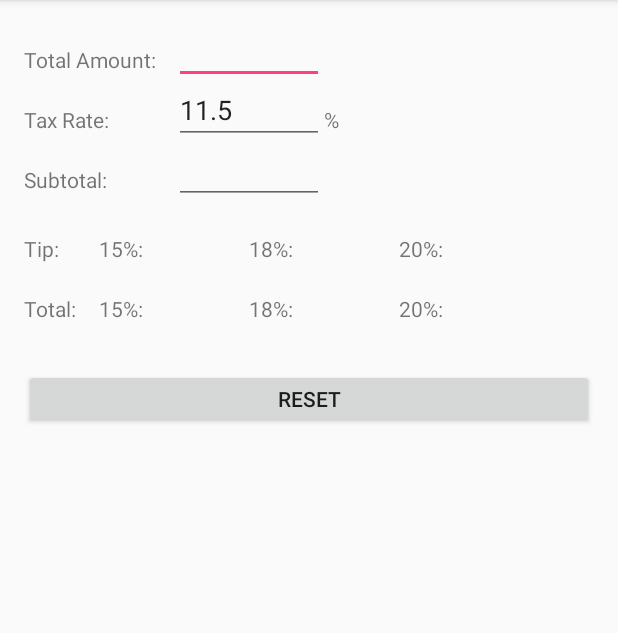
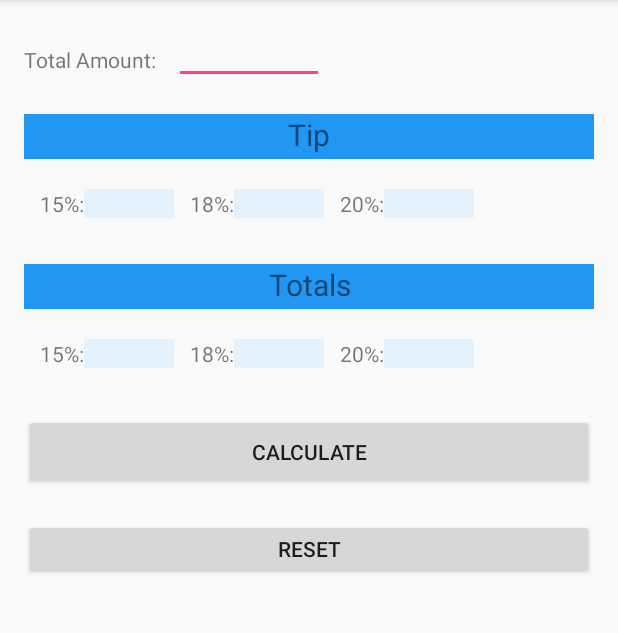
Before and after one commit to dodders/TipCalculator, an Android app: the screen it shows after launch (MainActivity), on a phone screen of 412 x 824 dp, the part 84-717 px from its top. Run offline under Robolectric (Android 15) with nearby library versions, the phone set to English and light mode, and no system bars.

Commit message:
button actions and number formatting

```diff
--- a/app/src/main/res/layout/activity_main.xml
+++ b/app/src/main/res/layout/activity_main.xml
@@ -14,91 +14,108 @@
             android:layout_height="wrap_content" />
         <EditText android:id="@+id/totalAmt"
             android:layout_width="100dp"
+            android:textAlignment="viewEnd"
             android:layout_height="wrap_content"
             android:inputType="numberDecimal"/>
     </LinearLayout>
 
     <LinearLayout
-        android:layout_width="match_parent" android:layout_height="40dp" android:orientation="horizontal">
-        <TextView android:text="@string/taxrate"
-            android:layout_width="100dp"
+        android:layout_width="match_parent"
+        android:layout_height="30dp"
+        android:layout_marginTop="20dp">
+        <TextView android:text="Tip"
+            android:layout_width="match_parent"
+            android:layout_height="match_parent"
+            android:textAlignment="center"
+            android:background="#2196f3"
+            android:textSize="20dp"/>
+    </LinearLayout>
+
+    <LinearLayout
+        android:layout_width="match_parent" android:layout_height="40dp"
+        android:orientation="horizontal" android:layout_marginTop="20dp">
+        <TextView android:text="15%:"
+            android:layout_width="40dp"
+            android:textAlignment="textEnd"
             android:layout_height="wrap_content" />
-        <EditText android:id="@+id/taxRate"
-            android:layout_width="100dp"
-            android:layout_height="wrap_content"
-            android:inputType="numberDecimal"
-            android:text="11.5"/>
-        <TextView
-            android:text="%"
-            android:layout_width="wrap_content"
+        <TextView android:id="@+id/tip15"
+            android:layout_width="60dp"
+            android:textAlignment="textEnd"
+            android:background="#e3f2fd"
+            android:layout_height="wrap_content" />
+        <TextView android:text="18%:"
+            android:layout_width="40dp"
+            android:textAlignment="textEnd"
+            android:layout_height="wrap_content" />
+        <TextView android:id="@+id/tip18"
+            android:layout_width="60dp"
+            android:textAlignment="textEnd"
+            android:background="#e3f2fd"
+            android:layout_height="wrap_content" />
+        <TextView android:text="20%:"
+            android:layout_width="40dp"
+            android:textAlignment="textEnd"
+            android:layout_height="wrap_content" />
+        <TextView android:id="@+id/tip20"
+            android:layout_width="60dp"
+            android:background="#e3f2fd"
+            android:textAlignment="textEnd"
             android:layout_height="wrap_content" />
     </LinearLayout>
 
     <LinearLayout
-        android:layout_width="match_parent" android:layout_height="40dp" android:orientation="horizontal">
-        <TextView android:text="Subtotal:"
-            android:layout_width="100dp"
-            android:layout_height="wrap_content" />
-        <EditText android:id="@+id/subTotal"
-            android:layout_width="100dp"
-            android:layout_height="wrap_content"
-            android:inputType="numberDecimal"/>
+        android:layout_width="match_parent"
+        android:layout_height="30dp"
+        android:layout_marginTop="10dp">
+        <TextView android:text="Totals"
+            android:layout_width="match_parent"
+            android:layout_height="match_parent"
+            android:textAlignment="center"
+            android:background="#2196f3"
+            android:textSize="20dp"/>
     </LinearLayout>
 
     <LinearLayout
         android:layout_width="match_parent" android:layout_height="40dp" android:orientation="horizontal"
-            android:layout_marginTop="20dp">
-        <TextView android:text="Tip:"
-            android:layout_width="50dp"
+        android:layout_marginTop="20dp">
+        <TextView android:text="15%:"
+            android:layout_width="40dp"
+            android:textAlignment="textEnd"
             android:layout_height="wrap_content" />
-        <TextView android:text="15%:"
-            android:layout_width="50dp"
-            android:layout_height="wrap_content" />
-        <TextView android:id="@+id/tip15"
-            android:layout_width="50dp"
+        <TextView android:id="@+id/total15"
+            android:layout_width="60dp"
+            android:textAlignment="textEnd"
+            android:background="#e3f2fd"
             android:layout_height="wrap_content" />
         <TextView android:text="18%:"
-            android:layout_width="50dp"
+            android:layout_width="40dp"
+            android:textAlignment="textEnd"
             android:layout_height="wrap_content" />
-        <TextView android:id="@+id/tip18"
-            android:layout_width="50dp"
+        <TextView android:id="@+id/total18"
+            android:layout_width="60dp"
+            android:textAlignment="textEnd"
+            android:background="#e3f2fd"
             android:layout_height="wrap_content" />
         <TextView android:text="20%:"
-            android:layout_width="50dp"
+            android:layout_width="40dp"
+            android:textAlignment="textEnd"
             android:layout_height="wrap_content" />
-        <TextView android:id="@+id/tip20"
-            android:layout_width="50dp"
+        <TextView android:id="@+id/total20"
+            android:layout_width="60dp"
+            android:textAlignment="textEnd"
+            android:background="#e3f2fd"
             android:layout_height="wrap_content" />
     </LinearLayout>
 
-    <LinearLayout
-        android:layout_width="match_parent" android:layout_height="40dp" android:orientation="horizontal">
-        <TextView android:text="Total:"
-            android:layout_width="50dp"
-            android:layout_height="wrap_content" />
-        <TextView android:text="15%:"
-            android:layout_width="50dp"
-            android:layout_height="wrap_content" />
-        <TextView android:id="@+id/total15"
-            android:layout_width="50dp"
-            android:layout_height="wrap_content" />
-        <TextView android:text="18%:"
-            android:layout_width="50dp"
-            android:layout_height="wrap_content" />
-        <TextView android:id="@+id/total18"
-            android:layout_width="50dp"
-            android:layout_height="wrap_content" />
-        <TextView android:text="20%:"
-            android:layout_width="50dp"
-            android:layout_height="wrap_content" />
-        <TextView android:id="@+id/total20"
-            android:layout_width="50dp"
-            android:layout_height="wrap_content" />
-    </LinearLayout>
+    <Button android:id="@+id/btnCalc"
+        android:text="Calculate"
+        android:layout_marginTop="10dp"
+        android:layout_width="fill_parent"
+        android:layout_height="50dp" />
 
     <Button android:id="@+id/btnReset"
         android:text="Reset"
-        android:layout_marginTop="10dp"
+        android:layout_marginTop="20dp"
         android:layout_width="fill_parent"
         android:layout_height="40dp" />
 
```
Also changed, not shown: app/src/main/java/com/gad/tipcalculator/Calculator.java (+4 -9 lines), app/src/main/java/com/gad/tipcalculator/MainActivity.java (+53 -1 lines), 2 other files.
